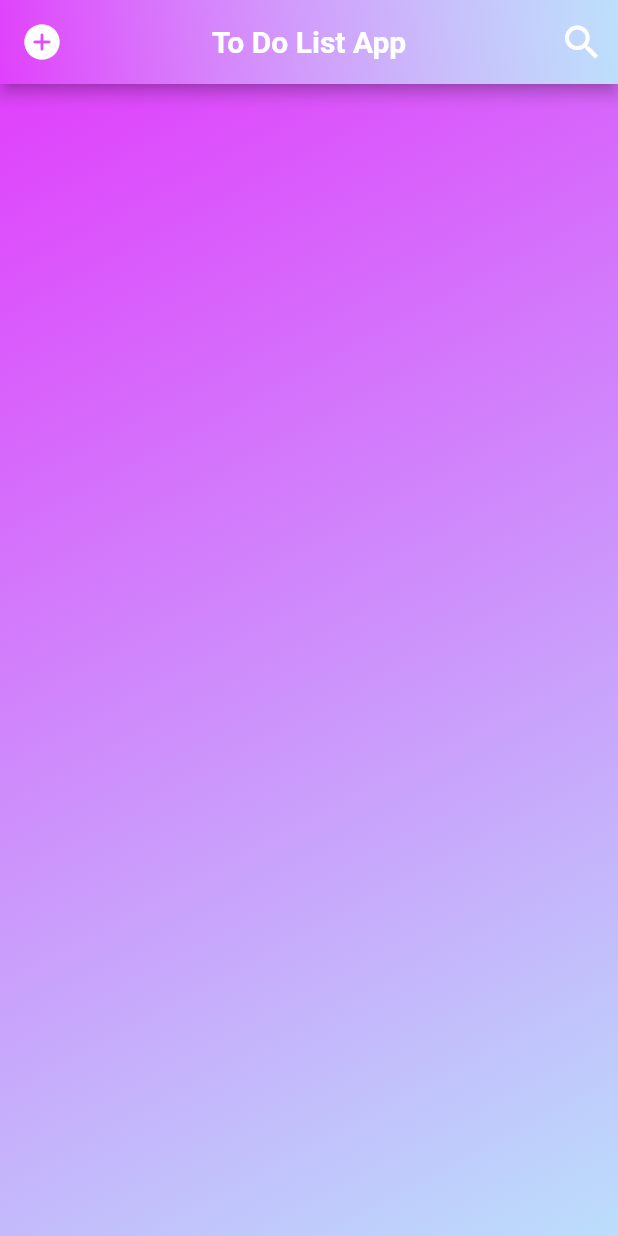
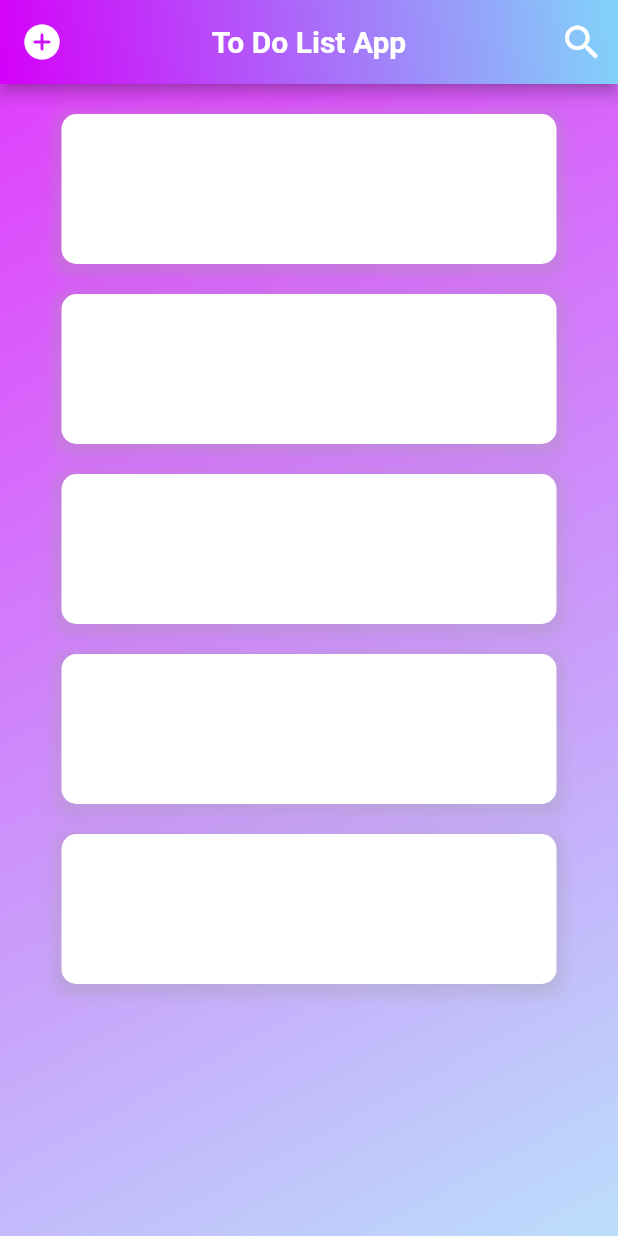
Before and after one commit to embunazzahra/flutter-app, a Flutter app: the screen it shows after launch, on a phone screen of 412 x 824 dp. Run offline on Flutter 3.47's test engine with Material 2 defaults, Android fonts, the light colour scheme and no system bars.

Commit message:
first simple box (manual column)

```diff
--- a/lib/main.dart
+++ b/lib/main.dart
@@ -2,6 +2,28 @@ import 'package:flutter/cupertino.dart';
 import 'package:flutter/material.dart';
 
 void main() => runApp(MyApp());
+
+class MyBox extends StatelessWidget {
+  @override
+  Widget build(BuildContext context) {
+    return Center(
+        child: Container(
+      width: 330,
+      height: 100,
+      decoration: BoxDecoration(
+          color: Colors.white,
+          borderRadius: BorderRadius.circular(10),
+          boxShadow: [
+            BoxShadow(
+                color: Colors.grey.withOpacity(0.3),
+                spreadRadius: 5,
+                blurRadius: 7,
+                offset: Offset(0, 3))
+          ]),
+      margin: EdgeInsets.only(top: 20),
+    ));
+  }
+}
 
 class MyApp extends StatelessWidget {
   @override
@@ -22,10 +44,10 @@ class MyApp extends StatelessWidget {
           centerTitle: true,
           flexibleSpace: Container(
             decoration: BoxDecoration(
-                gradient: LinearGradient(
-                    colors: <Color>[Colors.white70, Colors.purpleAccent],
-                    begin: Alignment.topRight,
-                    end: Alignment.bottomLeft)),
+                gradient: LinearGradient(colors: <Color>[
+              Colors.lightBlue[200],
+              Colors.purpleAccent[400]
+            ], begin: Alignment.topRight, end: Alignment.bottomLeft)),
           ),
           actions: <Widget>[
             IconButton(
@@ -43,6 +65,10 @@ class MyApp extends StatelessWidget {
             Colors.purpleAccent,
             Colors.blue[100],
           ], begin: Alignment.topLeft, end: Alignment.bottomRight)),
+          child: Column(
+            mainAxisAlignment: MainAxisAlignment.start,
+            children: [MyBox(), MyBox(), MyBox(), MyBox(), MyBox()],
+          ),
         ),
       ),
     );
```
